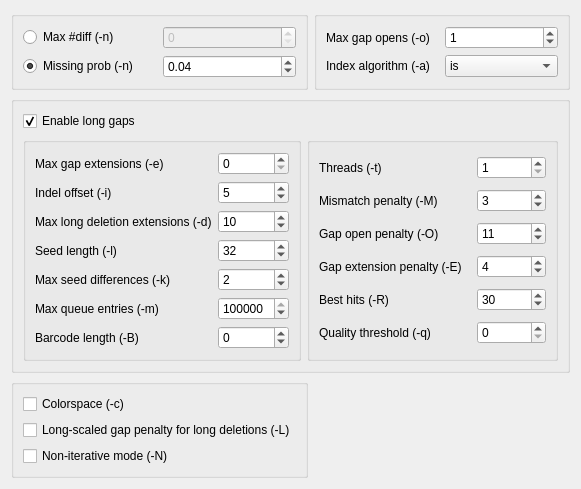
Above: src/plugins/external_tool_support/src/ui/BwaSettings.ui from violethaze74/ugene before the change. Below: the same form after it.
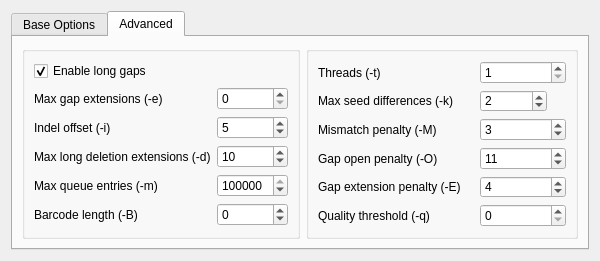
That is the form after the change. The open tabs and pages were chosen to show the change.

Patch:
```diff
--- a/src/plugins/external_tool_support/src/ui/BwaSettings.ui
+++ b/src/plugins/external_tool_support/src/ui/BwaSettings.ui
@@ -6,16 +6,32 @@
    <rect>
     <x>0</x>
     <y>0</y>
-    <width>581</width>
-    <height>424</height>
+    <width>600</width>
+    <height>261</height>
    </rect>
   </property>
+  <property name="minimumSize">
+   <size>
+    <width>600</width>
+    <height>261</height>
+   </size>
+  </property>
   <property name="windowTitle">
    <string>Form</string>
   </property>
+  <layout class="QGridLayout" name="gridLayout_8">
+   <item row="0" column="0">
+    <widget class="QTabWidget" name="tabWidget">
+     <property name="currentIndex">
+      <number>0</number>
+     </property>
+     <widget class="QWidget" name="tab">
+      <attribute name="title">
+       <string>Base Options</string>
+      </attribute>
   <layout class="QGridLayout" name="gridLayout_5">
    <item row="0" column="0">
-    <widget class="QGroupBox" name="groupBox">
+        <widget class="QGroupBox" name="groupBox_0">
      <property name="title">
       <string/>
      </property>
@@ -57,6 +73,26 @@
         </property>
        </widget>
       </item>
+          <item row="2" column="0">
+           <widget class="QLabel" name="label_17">
+            <property name="text">
+             <string>Seed length (-l)</string>
+            </property>
+            <property name="alignment">
+             <set>Qt::AlignLeading|Qt::AlignLeft|Qt::AlignVCenter</set>
+            </property>
+           </widget>
+          </item>
+          <item row="2" column="1">
+           <widget class="QSpinBox" name="seedLengthSpinBox">
+            <property name="maximum">
+             <number>2000000</number>
+            </property>
+            <property name="value">
+             <number>32</number>
+            </property>
+           </widget>
+          </item>
      </layout>
     </widget>
    </item>
@@ -121,102 +157,7 @@
         </item>
        </widget>
       </item>
-     </layout>
-    </widget>
-   </item>
-   <item row="1" column="0" colspan="2">
-    <widget class="QGroupBox" name="groupBox_4">
-     <property name="title">
-      <string/>
-     </property>
-     <layout class="QGridLayout" name="gridLayout_6">
-      <item row="1" column="1">
-       <widget class="QGroupBox" name="groupBox_2">
-        <property name="title">
-         <string/>
-        </property>
-        <layout class="QGridLayout" name="gridLayout">
-         <item row="0" column="0" colspan="2">
-          <widget class="QLabel" name="label_10">
-           <property name="text">
-            <string>Threads (-t)</string>
-           </property>
-           <property name="alignment">
-            <set>Qt::AlignLeading|Qt::AlignLeft|Qt::AlignVCenter</set>
-           </property>
-          </widget>
-         </item>
-         <item row="0" column="2" colspan="2">
-          <widget class="QSpinBox" name="threadsSpinBox">
-           <property name="minimum">
-            <number>1</number>
-           </property>
-           <property name="value">
-            <number>1</number>
-           </property>
-          </widget>
-         </item>
-         <item row="1" column="0" colspan="2">
-          <widget class="QLabel" name="label_11">
-           <property name="text">
-            <string>Mismatch penalty (-M)</string>
-           </property>
-           <property name="alignment">
-            <set>Qt::AlignLeading|Qt::AlignLeft|Qt::AlignVCenter</set>
-           </property>
-          </widget>
-         </item>
-         <item row="1" column="2" colspan="2">
-          <widget class="QSpinBox" name="mismatchPenaltySpinBox">
-           <property name="maximum">
-            <number>2000000</number>
-           </property>
-           <property name="value">
-            <number>3</number>
-           </property>
-          </widget>
-         </item>
-         <item row="2" column="0" colspan="2">
-          <widget class="QLabel" name="label_12">
-           <property name="text">
-            <string>Gap open penalty (-O)</string>
-           </property>
-           <property name="alignment">
-            <set>Qt::AlignLeading|Qt::AlignLeft|Qt::AlignVCenter</set>
-           </property>
-          </widget>
-         </item>
-         <item row="2" column="2" colspan="2">
-          <widget class="QSpinBox" name="gapOpenPenaltySpinBox">
-           <property name="maximum">
-            <number>2000000</number>
-           </property>
-           <property name="value">
-            <number>11</number>
-           </property>
-          </widget>
-         </item>
-         <item row="3" column="0" colspan="2">
-          <widget class="QLabel" name="label_13">
-           <property name="text">
-            <string>Gap extension penalty (-E)</string>
-           </property>
-           <property name="alignment">
-            <set>Qt::AlignLeading|Qt::AlignLeft|Qt::AlignVCenter</set>
-           </property>
-          </widget>
-         </item>
-         <item row="3" column="2" colspan="2">
-          <widget class="QSpinBox" name="gapExtensionPenaltySpinBox">
-           <property name="maximum">
-            <number>2000000</number>
-           </property>
-           <property name="value">
-            <number>4</number>
-           </property>
-          </widget>
-         </item>
-         <item row="4" column="0" colspan="2">
+          <item row="2" column="0">
           <widget class="QLabel" name="label_14">
            <property name="text">
             <string>Best hits (-R)</string>
@@ -226,7 +167,7 @@
            </property>
           </widget>
          </item>
-         <item row="4" column="2" colspan="2">
+          <item row="2" column="1">
           <widget class="QSpinBox" name="bestHitsSpinBox">
            <property name="maximum">
             <number>2000000</number>
@@ -236,66 +177,66 @@
            </property>
           </widget>
          </item>
-         <item row="5" column="0">
-          <widget class="QLabel" name="label_15">
-           <property name="text">
-            <string>Quality threshold (-q)</string>
-           </property>
-           <property name="alignment">
-            <set>Qt::AlignLeading|Qt::AlignLeft|Qt::AlignVCenter</set>
-           </property>
-          </widget>
-         </item>
-         <item row="5" column="2" colspan="2">
-          <widget class="QSpinBox" name="qualityThresholdSpinBox">
-           <property name="maximum">
-            <number>255</number>
-           </property>
-          </widget>
-         </item>
-        </layout>
+         </layout>
+        </widget>
+       </item>
+       <item row="1" column="0" colspan="2">
+        <widget class="QGroupBox" name="groupBox_5">
+         <property name="title">
+          <string/>
+         </property>
+         <layout class="QGridLayout" name="gridLayout_7">
+          <item row="0" column="0">
+           <widget class="QCheckBox" name="colorspaceCheckBox">
+            <property name="text">
+             <string>Colorspace (-c)</string>
+            </property>
        </widget>
       </item>
       <item row="1" column="0">
+           <widget class="QCheckBox" name="longScaledGapPenaltyForLongDeletionsCheckBox">
+            <property name="text">
+             <string>Long-scaled gap penalty for long deletions (-L)</string>
+            </property>
+           </widget>
+          </item>
+          <item row="2" column="0">
+           <widget class="QCheckBox" name="nonIterativeModeCheckBox">
+            <property name="text">
+             <string>Non-iterative mode (-N)</string>
+            </property>
+           </widget>
+          </item>
+         </layout>
+        </widget>
+       </item>
+       <item row="2" column="0">
+        <spacer name="verticalSpacer">
+         <property name="orientation">
+          <enum>Qt::Vertical</enum>
+         </property>
+         <property name="sizeHint" stdset="0">
+          <size>
+           <width>20</width>
+           <height>40</height>
+          </size>
+         </property>
+        </spacer>
+       </item>
+      </layout>
+     </widget>
+     <widget class="QWidget" name="tab_2">
+      <attribute name="title">
+       <string>Advanced</string>
+      </attribute>
+      <layout class="QGridLayout" name="gridLayout_6">
+       <item row="0" column="0">
        <widget class="QGroupBox" name="groupBox_3">
         <property name="title">
          <string/>
         </property>
         <layout class="QGridLayout" name="gridLayout_4">
-         <item row="0" column="0">
-          <widget class="QLabel" name="label_4">
-           <property name="text">
-            <string>Max gap extensions (-e)</string>
-           </property>
-           <property name="alignment">
-            <set>Qt::AlignLeading|Qt::AlignLeft|Qt::AlignVCenter</set>
-           </property>
-          </widget>
-         </item>
-         <item row="0" column="1">
-          <widget class="QSpinBox" name="maxGapExtensionsSpinBox">
-           <property name="minimum">
-            <number>0</number>
-           </property>
-           <property name="maximum">
-            <number>2000000</number>
-           </property>
-           <property name="value">
-            <number>0</number>
-           </property>
-          </widget>
-         </item>
-         <item row="1" column="0">
-          <widget class="QLabel" name="label_5">
-           <property name="text">
-            <string>Indel offset (-i)</string>
-           </property>
-           <property name="alignment">
-            <set>Qt::AlignLeading|Qt::AlignLeft|Qt::AlignVCenter</set>
-           </property>
-          </widget>
-         </item>
-         <item row="1" column="1">
+          <item row="2" column="1">
           <widget class="QSpinBox" name="indelOffsetSpinBox">
            <property name="maximum">
             <number>2000000</number>
@@ -305,7 +246,7 @@
            </property>
           </widget>
          </item>
-         <item row="2" column="0">
+          <item row="3" column="0">
           <widget class="QLabel" name="label_6">
            <property name="text">
             <string>Max long deletion extensions (-d)</string>
@@ -315,7 +256,7 @@
            </property>
           </widget>
          </item>
-         <item row="2" column="1">
+          <item row="3" column="1">
           <widget class="QSpinBox" name="maxLongDeletionExtensionsSpinBox">
            <property name="maximum">
             <number>2000000</number>
@@ -325,49 +266,6 @@
            </property>
           </widget>
          </item>
-         <item row="3" column="0">
-          <widget class="QLabel" name="label_7">
-           <property name="text">
-            <string>Seed length (-l)</string>
-           </property>
-           <property name="alignment">
-            <set>Qt::AlignLeading|Qt::AlignLeft|Qt::AlignVCenter</set>
-           </property>
-          </widget>
-         </item>
-         <item row="3" column="1">
-          <widget class="QSpinBox" name="seedLengthSpinBox">
-           <property name="maximum">
-            <number>2000000</number>
-           </property>
-           <property name="value">
-            <number>32</number>
-           </property>
-          </widget>
-         </item>
-         <item row="4" column="0">
-          <widget class="QLabel" name="label_8">
-           <property name="layoutDirection">
-            <enum>Qt::RightToLeft</enum>
-           </property>
-           <property name="text">
-            <string>Max seed differences (-k)</string>
-           </property>
-           <property name="alignment">
-            <set>Qt::AlignLeading|Qt::AlignLeft|Qt::AlignVCenter</set>
-           </property>
-          </widget>
-         </item>
-         <item row="4" column="1">
-          <widget class="QSpinBox" name="maxSeedDifferencesSpinBox">
-           <property name="maximum">
-            <number>2000000</number>
-           </property>
-           <property name="value">
-            <number>2</number>
-           </property>
-          </widget>
-         </item>
          <item row="5" column="0">
           <widget class="QLabel" name="label_9">
            <property name="text">
@@ -408,7 +306,37 @@
            </property>
           </widget>
          </item>
-        </layout>
+          <item row="1" column="1">
+           <widget class="QSpinBox" name="maxGapExtensionsSpinBox">
+            <property name="minimum">
+             <number>0</number>
+            </property>
+            <property name="maximum">
+             <number>2000000</number>
+            </property>
+            <property name="value">
+             <number>0</number>
+            </property>
+           </widget>
+          </item>
+          <item row="1" column="0">
+           <widget class="QLabel" name="label_4">
+            <property name="text">
+             <string>Max gap extensions (-e)</string>
+            </property>
+            <property name="alignment">
+             <set>Qt::AlignLeading|Qt::AlignLeft|Qt::AlignVCenter</set>
+            </property>
+           </widget>
+          </item>
+          <item row="2" column="0">
+           <widget class="QLabel" name="label_5">
+            <property name="text">
+             <string>Indel offset (-i)</string>
+            </property>
+            <property name="alignment">
+             <set>Qt::AlignLeading|Qt::AlignLeft|Qt::AlignVCenter</set>
+            </property>
        </widget>
       </item>
       <item row="0" column="0">
@@ -422,39 +350,133 @@
        </widget>
       </item>
      </layout>
-     <zorder>groupBox_2</zorder>
-     <zorder>groupBox_3</zorder>
-     <zorder>enableLongGapsCheckBox</zorder>
-    </widget>
-   </item>
-   <item row="2" column="0" rowspan="2">
-    <widget class="QGroupBox" name="groupBox_5">
+        </widget>
+       </item>
+       <item row="0" column="1">
+        <widget class="QGroupBox" name="groupBox_2">
      <property name="title">
       <string/>
      </property>
-     <layout class="QGridLayout" name="gridLayout_7">
-      <item row="0" column="0">
-       <widget class="QCheckBox" name="colorspaceCheckBox">
+         <layout class="QGridLayout" name="gridLayout">
+          <item row="3" column="0" colspan="2">
+           <widget class="QLabel" name="label_11">
         <property name="text">
-         <string>Colorspace (-c)</string>
-        </property>
-       </widget>
-      </item>
-      <item row="1" column="0">
-       <widget class="QCheckBox" name="longScaledGapPenaltyForLongDeletionsCheckBox">
+             <string>Mismatch penalty (-M)</string>
+            </property>
+            <property name="alignment">
+             <set>Qt::AlignLeading|Qt::AlignLeft|Qt::AlignVCenter</set>
+            </property>
+           </widget>
+          </item>
+          <item row="3" column="2" colspan="2">
+           <widget class="QSpinBox" name="mismatchPenaltySpinBox">
+            <property name="maximum">
+             <number>2000000</number>
+            </property>
+            <property name="value">
+             <number>3</number>
+            </property>
+           </widget>
+          </item>
+          <item row="4" column="0" colspan="2">
+           <widget class="QLabel" name="label_12">
         <property name="text">
-         <string>Long-scaled gap penalty for long deletions (-L)</string>
+             <string>Gap open penalty (-O)</string>
+            </property>
+            <property name="alignment">
+             <set>Qt::AlignLeading|Qt::AlignLeft|Qt::AlignVCenter</set>
+            </property>
+           </widget>
+          </item>
+          <item row="4" column="2" colspan="2">
+           <widget class="QSpinBox" name="gapOpenPenaltySpinBox">
+            <property name="maximum">
+             <number>2000000</number>
+            </property>
+            <property name="value">
+             <number>11</number>
+            </property>
+           </widget>
+          </item>
+          <item row="5" column="0" colspan="2">
+           <widget class="QLabel" name="label_13">
+            <property name="text">
+             <string>Gap extension penalty (-E)</string>
+            </property>
+            <property name="alignment">
+             <set>Qt::AlignLeading|Qt::AlignLeft|Qt::AlignVCenter</set>
+            </property>
+           </widget>
+          </item>
+          <item row="5" column="2" colspan="2">
+           <widget class="QSpinBox" name="gapExtensionPenaltySpinBox">
+            <property name="maximum">
+             <number>2000000</number>
+            </property>
+            <property name="value">
+             <number>4</number>
+            </property>
+           </widget>
+          </item>
+          <item row="7" column="0">
+           <widget class="QLabel" name="label_15">
+            <property name="text">
+             <string>Quality threshold (-q)</string>
+            </property>
+            <property name="alignment">
+             <set>Qt::AlignLeading|Qt::AlignLeft|Qt::AlignVCenter</set>
+            </property>
+           </widget>
+          </item>
+          <item row="7" column="2" colspan="2">
+           <widget class="QSpinBox" name="qualityThresholdSpinBox">
+            <property name="maximum">
+             <number>255</number>
+            </property>
+           </widget>
+          </item>
+          <item row="0" column="2" colspan="2">
+           <widget class="QSpinBox" name="threadsSpinBox">
+            <property name="minimum">
+             <number>1</number>
+            </property>
+            <property name="value">
+             <number>1</number>
+            </property>
+           </widget>
+          </item>
+          <item row="0" column="0" colspan="2">
+           <widget class="QLabel" name="label_10">
+            <property name="text">
+             <string>Threads (-t)</string>
+            </property>
+            <property name="alignment">
+             <set>Qt::AlignLeading|Qt::AlignLeft|Qt::AlignVCenter</set>
+            </property>
+           </widget>
+          </item>
+          <item row="2" column="2">
+           <widget class="QSpinBox" name="maxSeedDifferencesSpinBox">
+            <property name="maximum">
+             <number>2000000</number>
+            </property>
+            <property name="value">
+             <number>2</number>
         </property>
        </widget>
       </item>
       <item row="2" column="0">
-       <widget class="QCheckBox" name="nonIterativeModeCheckBox">
+           <widget class="QLabel" name="label_3">
         <property name="text">
-         <string>Non-iterative mode (-N)</string>
+             <string>Max seed differences (-k)</string>
         </property>
        </widget>
       </item>
      </layout>
+        </widget>
+       </item>
+      </layout>
+     </widget>
     </widget>
    </item>
   </layout>
```
Left out of the diff: 2 changed lines with no effect on the pictures. Lines whose indentation alone changed are shown as unchanged.
